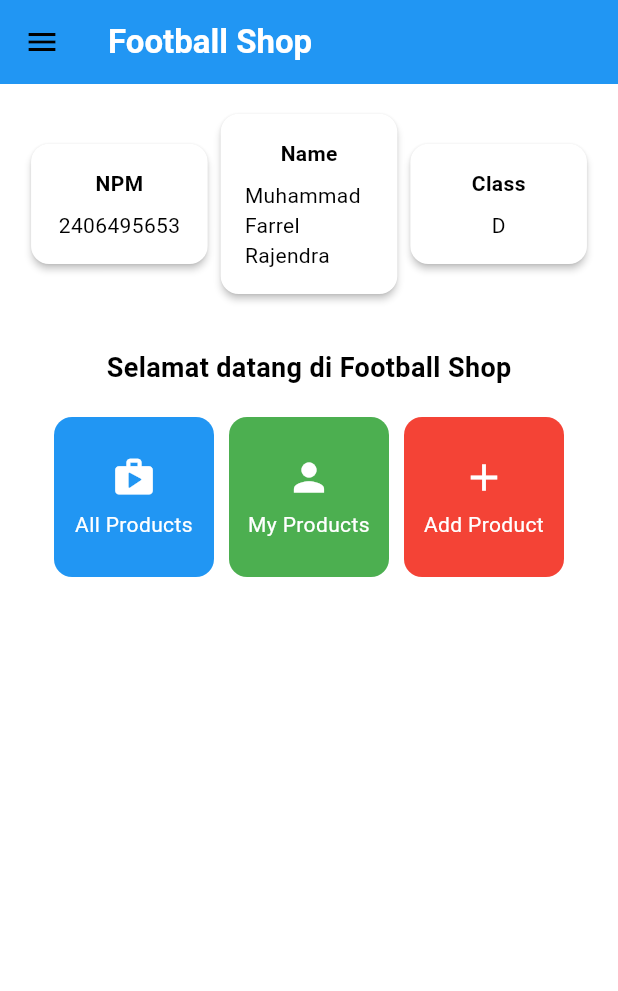
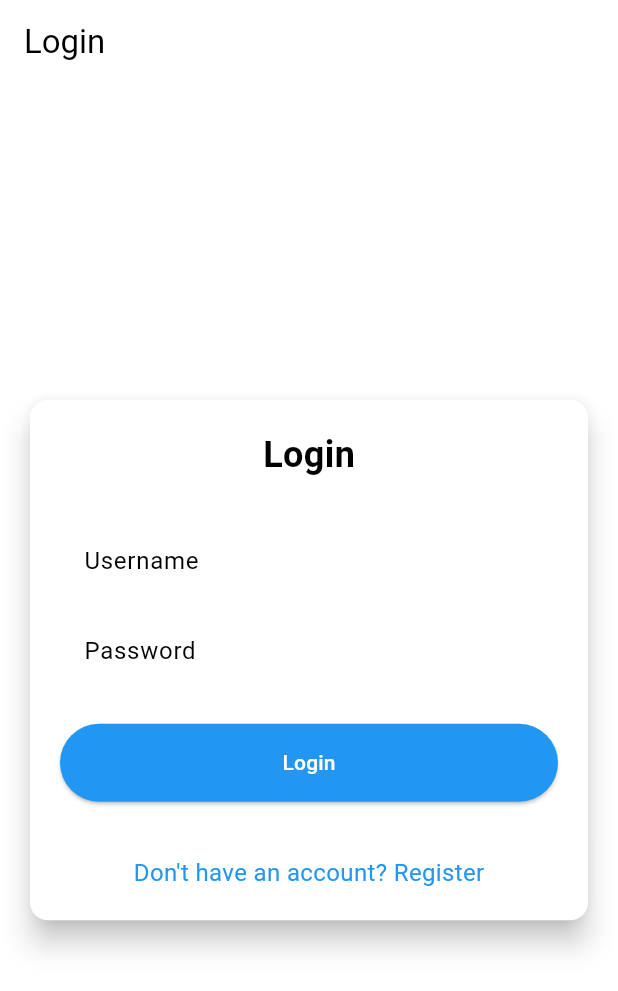
Before and after one commit to farrelzzz/football-shop-mobile, a Flutter app: the screen it shows after launch, on a phone screen of 412 x 824 dp. Shown: the top 991 px of the screen. Run offline on Flutter 3.47's test engine with Material 3 defaults, Android fonts, the phone set to English and light mode, and no system bars; missing offline and left inert: pbp_django_auth.

```diff
--- a/lib/main.dart
+++ b/lib/main.dart
@@ -1,5 +1,9 @@
 import 'package:flutter/material.dart';
-import 'package:football_shop_mobile/screens/menu.dart';
+// import 'package:football_shop_mobile/screens/menu.dart';
+import 'package:pbp_django_auth/pbp_django_auth.dart';
+import 'package:provider/provider.dart';
+import 'package:football_shop_mobile/screens/login.dart';
+
 
 void main() {
   runApp(const MyApp());
@@ -11,8 +15,13 @@ class MyApp extends StatelessWidget {
   // This widget is the root of your application.
   @override
   Widget build(BuildContext context) {
-    return MaterialApp(
-      title: 'Flutter Demo',
+    return Provider(
+      create: (_) {
+        CookieRequest request = CookieRequest();
+        return request;
+      },
+        child: MaterialApp(
+          title: 'Football Shop',
           theme: ThemeData(
             // This is the theme of your application.
             //
@@ -32,7 +41,8 @@ class MyApp extends StatelessWidget {
             colorScheme: ColorScheme.fromSwatch(primarySwatch: Colors.blue)
             .copyWith(secondary: Colors.blueAccent[400]),
           ),
-      home: MyHomePage(),
+        home: const LoginPage(),
+      )
     );
   }
 }
--- /dev/null
+++ b/lib/screens/login.dart
@@ -0,0 +1,181 @@
+import 'package:football_shop_mobile/screens/menu.dart';
+import 'package:flutter/material.dart';
+import 'package:pbp_django_auth/pbp_django_auth.dart';
+import 'package:provider/provider.dart';
+import 'package:football_shop_mobile/screens/register.dart';
+
+void main() {
+  runApp(const LoginApp());
+}
+
+class LoginApp extends StatelessWidget {
+  const LoginApp({super.key});
+
+  @override
+  Widget build(BuildContext context) {
+    return MaterialApp(
+      title: 'Login',
+      theme: ThemeData(
+        useMaterial3: true,
+        colorScheme: ColorScheme.fromSwatch(primarySwatch: Colors.blue)
+          .copyWith(secondary: Colors.blueAccent[400]),
+      ),
+      home: const LoginPage(),
+    );
+  }
+}
+
+class LoginPage extends StatefulWidget {
+  const LoginPage({super.key});
+
+  @override
+  State<LoginPage> createState() => _LoginPageState();
+}
+
+class _LoginPageState extends State<LoginPage> {
+  final TextEditingController _usernameController = TextEditingController();
+  final TextEditingController _passwordController = TextEditingController();
+
+  @override
+  Widget build(BuildContext context) {
+    final request = context.watch<CookieRequest>();
+
+    return Scaffold(
+        appBar: AppBar(
+            title: const Text('Login'),
+        ),
+        body: Center(
+            child: SingleChildScrollView(
+              padding: const EdgeInsets.all(16.0),
+              child: Card(
+                elevation: 8,
+                shape: RoundedRectangleBorder(
+                  borderRadius: BorderRadius.circular(12.0),
+                ),
+            child: Padding(
+              padding: const EdgeInsets.all(20.0),
+              child: Column(
+                mainAxisSize: MainAxisSize.min,
+                children: [
+                  const Text(
+                    'Login',
+                    style: TextStyle(
+                      fontSize: 24.0,
+                      fontWeight: FontWeight.bold,
+                    ),
+                  ),
+                  const SizedBox(height: 30.0),
+                  TextField(
+                    controller: _usernameController,
+                    decoration: const InputDecoration(
+                      labelText: 'Username',
+                      hintText: 'Enter your username',
+                      border: OutlineInputBorder(
+                        borderRadius: BorderRadius.all(Radius.circular(12.0)),
+                      ),
+                      contentPadding:
+                          EdgeInsets.symmetric(horizontal: 12.0, vertical: 8.0),
+                    ),
+                  ),
+                  const SizedBox(height: 12.0),
+                  TextField(
+                    controller: _passwordController,
+                    decoration: const InputDecoration(
+                      labelText: 'Password',
+                      hintText: 'Enter your password',
+                      border: OutlineInputBorder(
+                        borderRadius: BorderRadius.all(Radius.circular(12.0)),
+                      ),
+                      contentPadding:
+                          EdgeInsets.symmetric(horizontal: 12.0, vertical: 8.0),
+                    ),
+                    obscureText: true,
+                  ),
+                  const SizedBox(height: 24.0),
+                  ElevatedButton(
+                    onPressed: () async {
+                      String username = _usernameController.text;
+                      String password = _passwordController.text;
+
+                      // Check credentials
+                      // TODO: Change the URL and don't forget to add trailing slash (/) at the end of URL!
+                      // To connect Android emulator with Django on localhost, use URL http://10.0.2.2/
+                      // If you using chrome,  use URL http://localhost:8000
+                      final response = await request
+                          .login("http://localhost:8000/auth/login/", {
+                        'username': username,
+                        'password': password,
+                      });
+
+                      if (request.loggedIn) {
+                        String message = response['message'];
+                        String uname = response['username'];
+                        if (context.mounted) {
+                          Navigator.pushReplacement(
+                            context,
+                            MaterialPageRoute(
+                                builder: (context) => MyHomePage()),
+                          );
+                          ScaffoldMessenger.of(context)
+                            ..hideCurrentSnackBar()
+                            ..showSnackBar(
+                              SnackBar(
+                                  content:
+                                      Text("$message Welcome, $uname.")),
+                            );
+                        }
+                      } else {
+                        if (context.mounted) {
+                          showDialog(
+                            context: context,
+                            builder: (context) => AlertDialog(
+                              title: const Text('Login Failed'),
+                              content: Text(response['message']),
+                              actions: [
+                                TextButton(
+                                  child: const Text('OK'),
+                                  onPressed: () {
+                                    Navigator.pop(context);
+                                  },
+                                ),
+                              ],
+                            ),
+                          );
+                        }
+                      }
+                    },
+                    style: ElevatedButton.styleFrom(
+                      foregroundColor: Colors.white,
+                      minimumSize: Size(double.infinity, 50),
+                      backgroundColor: Theme.of(context).colorScheme.primary,
+                      padding: const EdgeInsets.symmetric(vertical: 16.0),
+                    ),
+                    child: const Text('Login'),
+                  ),
+                  const SizedBox(height: 36.0),
+                  GestureDetector(
+                    onTap: () {
+                      Navigator.push(
+                        context,
+                        MaterialPageRoute(
+                          builder: (context) => const RegisterPage(),
+                        ),
+                      );
+                    },
+                    child: Text(
+                      'Don\'t have an account? Register',
+                      style: TextStyle(
+                        color: Theme.of(context).colorScheme.primary,
+                        fontSize: 16.0,
+                      ),
+                    ),
+                  ),
+                ],
+              ),
+            ),
+          ),
+        ),
+      ),
+    );
+  }
+}
--- a/lib/screens/menu.dart
+++ b/lib/screens/menu.dart
@@ -1,6 +1,6 @@
 import 'package:flutter/material.dart';
 import 'package:football_shop_mobile/widgets/left_drawer.dart'; // Import drawer widget
-import 'package:football_shop_mobile/screens/productlist_form.dart';
+// import 'package:football_shop_mobile/screens/productlist_form.dart';
 import 'package:football_shop_mobile/widgets/product_card.dart';
 
 
--- a/lib/screens/productlist_form.dart
+++ b/lib/screens/productlist_form.dart
@@ -189,9 +189,6 @@ class _ProductFormPage extends State<ProductFormPage> {
                     if (value.startsWith("https") == false) {
                       return "URL thumbnail produk tidak valid";
                     }
-                    if (value.endsWith(".jpg") == false && value.endsWith(".png") == false) {
-                      return "URL thumbnail produk tidak valid";
-                    }
                     if (value.length > 500) {
                       return "URL thumbnail produk terlalu panjang";
                     }
--- a/pubspec.yaml
+++ b/pubspec.yaml
@@ -34,6 +34,9 @@ dependencies:
   # The following adds the Cupertino Icons font to your application.
   # Use with the CupertinoIcons class for iOS style icons.
   cupertino_icons: ^1.0.8
+  provider: ^6.1.5+1
+  pbp_django_auth: ^0.4.0
+  http: ^1.6.0
 
 dev_dependencies:
   flutter_test:
```
Also changed, not shown: lib/models/product_entry.dart (added, +81 -0 lines), lib/screens/register.dart (added, +166 -0 lines), lib/widgets/product_entry_card.dart (added, +90 -0 lines), pubspec.lock, 2 other files. Lines whose indentation alone changed are shown as unchanged.
